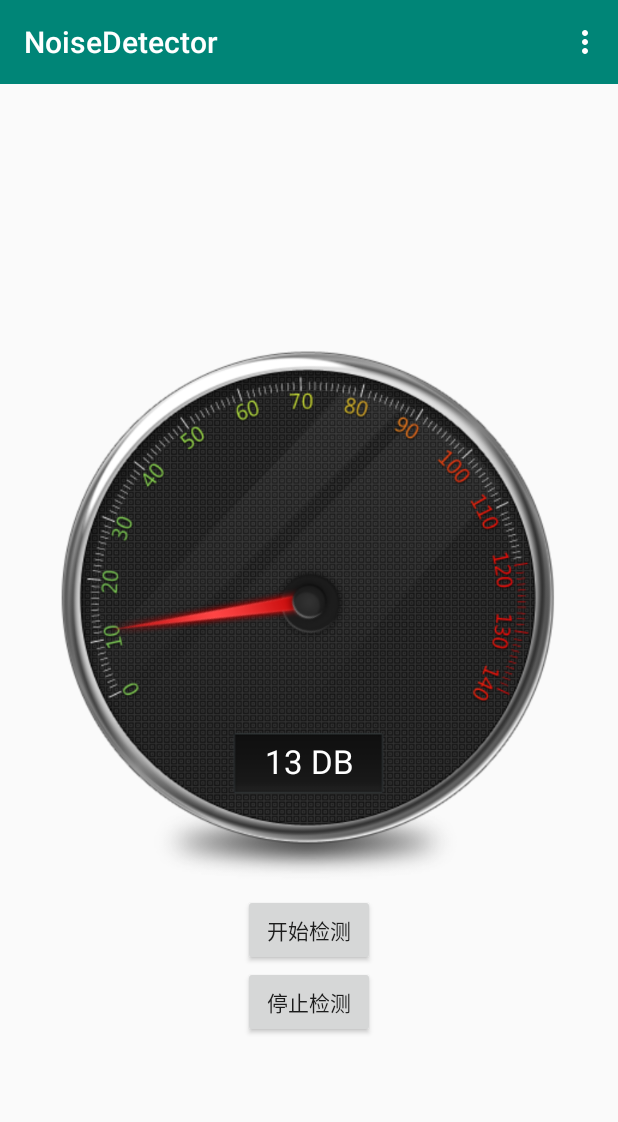
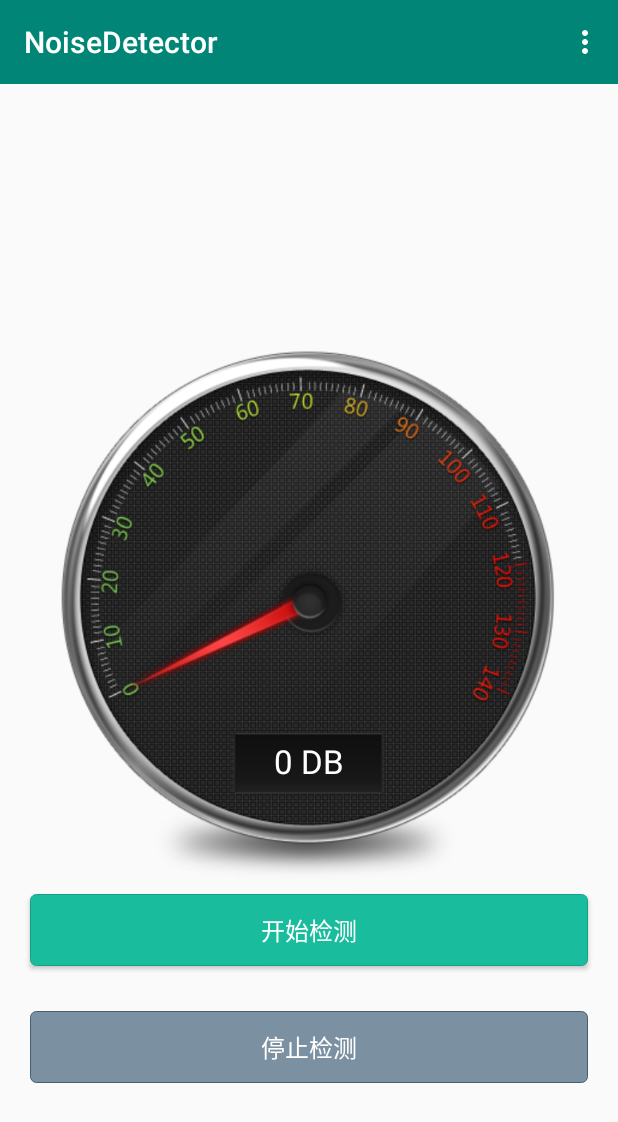
Before and after one commit to Zed-a/NoiseDetector, an Android app: the screen it shows after launch (SoundActivity), after a tap on "停止检测", on a phone screen of 412 x 824 dp. Shown: the top 1122 px of the screen. Run offline under Robolectric (Android 15) with nearby library versions, the phone set to English and light mode, and no system bars; 1 other tap on this screen came first.

Commit message:
1.更新按钮样式 2.优化停止的逻辑

```diff
--- a/app/src/main/java/com/nan/noisedetector/ui/SoundActivity.java
+++ b/app/src/main/java/com/nan/noisedetector/ui/SoundActivity.java
@@ -14,6 +14,7 @@ import android.support.v4.app.ActivityCompat;
 import android.support.v7.app.AppCompatActivity;
 import android.support.v7.widget.Toolbar;
 import android.util.Log;
+import android.widget.Button;
 import android.widget.Toast;
 
 import com.nan.noisedetector.R;
@@ -40,6 +41,8 @@ public class SoundActivity extends AppCompatActivity {
 
     private SoundDiscView mSoundDiscView;
     private MyMediaRecorder mRecorder;
+    private Button mBtnStartDetect;
+    private Button mBtnStopDetect;
 
     @Override
     protected void onCreate(Bundle savedInstanceState) {
@@ -62,9 +65,19 @@ public class SoundActivity extends AppCompatActivity {
                 startActivity(new Intent(SoundActivity.this, SettingActivity.class));
             return true;
         });
-        findViewById(R.id.btn_start_detect).setOnClickListener(v -> startRecord());
-        findViewById(R.id.btn_stop_detect).setOnClickListener(v -> {
-            mRecorder.delete();
+        mBtnStartDetect = findViewById(R.id.btn_start_detect);
+        mBtnStartDetect.setOnClickListener(v -> {
+            startRecord();
+            mBtnStartDetect.setEnabled(false);
+            mBtnStopDetect.setEnabled(true);
+        });
+        mBtnStopDetect = findViewById(R.id.btn_stop_detect);
+        mBtnStopDetect.setOnClickListener(v -> {
+            stopRecord();
+            DecibelUtil.clear();
+            mSoundDiscView.refresh();
+            mBtnStartDetect.setEnabled(true);
+            mBtnStopDetect.setEnabled(false);
         });
     }
 
@@ -142,17 +155,20 @@ public class SoundActivity extends AppCompatActivity {
         }
     }
 
-    @Override
-    protected void onPause() {
-        super.onPause();
+    private void stopRecord() {
         mRecorder.delete();
         handler.removeMessages(MSG_WHAT);
     }
 
     @Override
+    protected void onPause() {
+        super.onPause();
+        stopRecord();
+    }
+
+    @Override
     protected void onDestroy() {
-        handler.removeMessages(MSG_WHAT);
-        mRecorder.delete();
         super.onDestroy();
+        stopRecord();
     }
 }
--- a/app/src/main/java/com/nan/noisedetector/ui/widget/SoundDiscView.java
+++ b/app/src/main/java/com/nan/noisedetector/ui/widget/SoundDiscView.java
@@ -18,7 +18,6 @@ import com.nan.noisedetector.util.DecibelUtil;
 
 public class SoundDiscView extends AppCompatImageView {
 
-    private float scaleWidth, scaleHeight;
     private int newWidth, newHeight;
     private Matrix mMatrix = new Matrix();
     private Bitmap indicatorBitmap;
@@ -39,8 +38,8 @@ public class SoundDiscView extends AppCompatImageView {
         int bitmapHeight = myBitmap.getHeight();
         newWidth = getWidth();
         newHeight = getHeight();
-        scaleWidth = ((float) newWidth) /(float) bitmapWidth;  // 获取缩放比例
-        scaleHeight = ((float) newHeight) /(float) bitmapHeight;  //获取缩放比例
+        float scaleWidth = ((float) newWidth) / (float) bitmapWidth;  // 获取缩放比例
+        float scaleHeight = ((float) newHeight) / (float) bitmapHeight;  //获取缩放比例
         mMatrix.postScale(scaleWidth, scaleHeight);   //设置mMatrix的缩放比例
         indicatorBitmap = Bitmap.createBitmap(myBitmap, 0, 0, bitmapWidth, bitmapHeight, mMatrix,true);  //获取同等和背景宽高的指针图的bitmap
 
@@ -80,13 +79,12 @@ public class SoundDiscView extends AppCompatImageView {
         if (indicatorBitmap == null) {
             init();
         }
-        mMatrix.setRotate(getAngle(DecibelUtil.dbCount), newWidth / 2, newHeight * 215 / 460);   //片相对位置
+        mMatrix.setRotate(getAngle(DecibelUtil.getDbCount()), newWidth >> 1, (float) newHeight * 215 / 460);   //片相对位置
         canvas.drawBitmap(indicatorBitmap, mMatrix, paint);
-        canvas.drawText((int) DecibelUtil.dbCount+" DB", newWidth/2,newHeight*36/46, paint); //图片相对位置
+        canvas.drawText((int) DecibelUtil.getDbCount()+" DB", newWidth >> 1,(float) newHeight * 36 / 46, paint); //图片相对位置
     }
 
     private float getAngle(float db){
-        return(db-85)*5/3;  //说多了都是泪，网上找的图片。。自己不会改图，代码计算下
+        return (float) ((db-81.5)*5/3);
     }
-
 }
--- a/app/src/main/java/com/nan/noisedetector/util/DecibelUtil.java
+++ b/app/src/main/java/com/nan/noisedetector/util/DecibelUtil.java
@@ -1,10 +1,13 @@
 package com.nan.noisedetector.util;
 
 public class DecibelUtil {
-
-	public static float dbCount = 0;
+	private static float dbCount = 0;
 
 	private static float lastDbCount = dbCount;
+
+	public static float getDbCount() {
+		return dbCount;
+	}
 
 	public static void setDbCount(float dbValue) {
 		//设置声音最低变化
@@ -20,4 +23,9 @@ public class DecibelUtil {
 		lastDbCount = dbCount;
 	}
 
+	public static void clear() {
+		dbCount = 0;
+		lastDbCount = 0;
+	}
+
 }
--- /dev/null
+++ b/app/src/main/res/drawable/bg_blue_round_corner_normal.xml
@@ -0,0 +1,7 @@
+<?xml version="1.0" encoding="utf-8"?>
+<shape xmlns:android="http://schemas.android.com/apk/res/android"
+      android:shape="rectangle">
+      <corners android:radius="@dimen/round_radius"/>
+    <stroke android:width="@dimen/btn_stroke_width" android:color="@color/btn_stroke_color"/>
+    <solid android:color="@color/btn_background_color"/>
+ </shape>
--- /dev/null
+++ b/app/src/main/res/drawable/bg_blue_round_corner_pressed.xml
@@ -0,0 +1,7 @@
+<?xml version="1.0" encoding="utf-8"?>
+<shape xmlns:android="http://schemas.android.com/apk/res/android"
+      android:shape="rectangle">
+      <corners android:radius="@dimen/round_radius"/>
+      <stroke android:width="@dimen/btn_stroke_width" android:color="@color/btn_stroke_color"/>
+      <solid android:color="@color/btn_holo_light_pressed"/>
+ </shape>
--- /dev/null
+++ b/app/src/main/res/drawable/bg_gray_round_corner_disable.xml
@@ -0,0 +1,7 @@
+<?xml version="1.0" encoding="utf-8"?>
+<shape xmlns:android="http://schemas.android.com/apk/res/android"
+      android:shape="rectangle">
+      <corners android:radius="@dimen/round_radius"/>
+      <solid android:color="@color/btn_disable_inside"/>
+      <stroke android:width="@dimen/btn_stroke_width" android:color="@color/btn_disable_stroke"/>
+ </shape>
--- /dev/null
+++ b/app/src/main/res/drawable/holo_btn_text_color.xml
@@ -0,0 +1,5 @@
+<?xml version="1.0" encoding="utf-8"?>
+<selector xmlns:android="http://schemas.android.com/apk/res/android">
+    <item android:state_enabled="false" android:color="@color/holo_btn_disable_text_color"/>
+    <item android:color="@color/holo_btn_enable_text_color"/> <!-- not selected -->
+</selector>
--- /dev/null
+++ b/app/src/main/res/drawable/holo_common_btn_bg.xml
@@ -0,0 +1,12 @@
+<?xml version="1.0" encoding="utf-8"?>
+<selector xmlns:android="http://schemas.android.com/apk/res/android">
+
+    <item android:drawable="@drawable/bg_blue_round_corner_pressed" android:state_pressed="true"/>
+    <item android:drawable="@drawable/bg_gray_round_corner_disable" android:state_enabled="false"/>
+    <item android:drawable="@drawable/bg_blue_round_corner_normal" android:state_enabled="true"/>
+    <item android:drawable="@android:color/white" android:state_checked="true"/>
+    <item android:drawable="@drawable/bg_gray_round_corner_disable" android:state_selected="false"/>
+    <item android:drawable="@drawable/bg_blue_round_corner_normal" android:state_selected="true"/>
+    <item android:drawable="@drawable/bg_blue_round_corner_normal"/>
+
+</selector>
--- a/app/src/main/res/layout/activity_sound.xml
+++ b/app/src/main/res/layout/activity_sound.xml
@@ -13,20 +13,21 @@
 
     <Button
         android:id="@+id/btn_start_detect"
-        android:layout_width="wrap_content"
         android:layout_height="wrap_content"
+        style="@style/HoloNewBtnStyle"
         android:layout_below="@id/soundDiscView"
         android:layout_centerHorizontal="true"
         android:text="@string/start_record"/>
 
     <Button
         android:id="@+id/btn_stop_detect"
-        android:layout_width="wrap_content"
         android:layout_height="wrap_content"
+        style="@style/HoloNewBtnStyle"
+        android:layout_marginTop="30dp"
         android:layout_below="@+id/btn_start_detect"
         android:layout_centerHorizontal="true"
-        android:text="@string/stop_detect"/>
-
+        android:text="@string/stop_detect"
+        android:enabled="false"/>
 
     <include layout="@layout/toolbar"/>
 
--- a/app/src/main/res/values/colors.xml
+++ b/app/src/main/res/values/colors.xml
@@ -3,4 +3,11 @@
     <color name="colorPrimary">#008577</color>
     <color name="colorPrimaryDark">#00574B</color>
     <color name="colorAccent">#D81B60</color>
+    <color name="btn_disable_inside">#FF7B90A1</color>
+    <color name="btn_disable_stroke">#FF475D6E</color>
+    <color name="btn_stroke_color">#FF16a186</color>
+    <color name="btn_background_color">#FF19BC9C</color>
+    <color name="holo_btn_enable_text_color">#ffffff</color>
+    <color name="holo_btn_disable_text_color">#ffffff</color>
+    <color name="btn_holo_light_pressed">#1c7f65</color>
 </resources>
--- a/app/src/main/res/values/dimens.xml
+++ b/app/src/main/res/values/dimens.xml
@@ -1,3 +1,8 @@
 <resources>
     <dimen name="fab_margin">16dp</dimen>
+    <dimen name="round_radius">4dp</dimen>
+    <dimen name="btn_stroke_width">1px</dimen>
+    <dimen name="edittext_margin">20dp</dimen>
+    <dimen name="holo_common_btn_height">43dp</dimen>
+    <dimen name="holo_common_btn_textsize">16dp</dimen>
 </resources>
--- a/app/src/main/res/values/styles.xml
+++ b/app/src/main/res/values/styles.xml
@@ -17,4 +17,20 @@
 
     <style name="AppTheme.PopupOverlay" parent="ThemeOverlay.AppCompat.Light" />
 
+
+    <style name="HoloNewBtnStyle" parent="@style/HoloBtnStyle">
+        <item name="android:layout_marginLeft">@dimen/edittext_margin</item>
+        <item name="android:layout_marginRight">@dimen/edittext_margin</item>
+    </style>
+
+
+    <style name="HoloBtnStyle">
+        <item name="android:layout_width">match_parent</item>
+        <item name="android:layout_height">@dimen/holo_common_btn_height</item>
+        <item name="android:gravity">center</item>
+        <item name="android:textColor">@drawable/holo_btn_text_color</item>
+        <item name="android:textSize">@dimen/holo_common_btn_textsize</item>
+        <item name="android:singleLine">true</item>
+        <item name="android:background">@drawable/holo_common_btn_bg</item>
+    </style>
 </resources>
```
